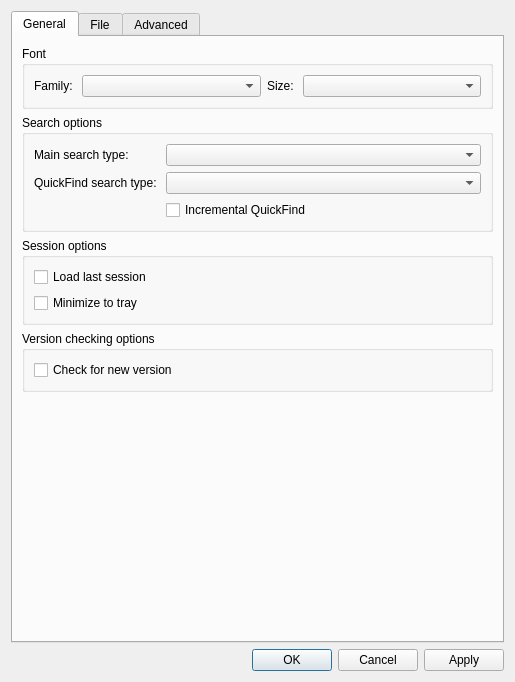
This is src/ui/include/optionsdialog.ui in nickbnf/glogg as Qt 5 draws it before an edit. The edited form follows.
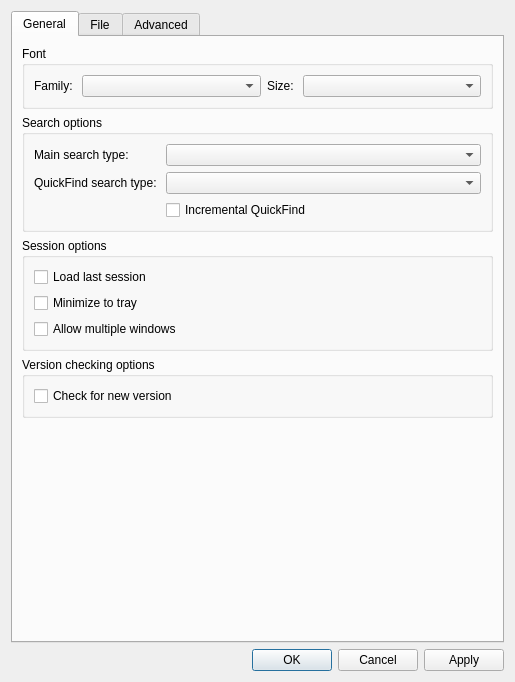
This is the edited form.

Commit message: Allow to enable multi window mode in ui

Patch:
```diff
--- a/src/ui/include/optionsdialog.ui
+++ b/src/ui/include/optionsdialog.ui
@@ -172,6 +172,13 @@
             </property>
            </widget>
           </item>
+          <item>
+           <widget class="QCheckBox" name="multipleWindowsCheckBox">
+            <property name="text">
+             <string>Allow multiple windows</string>
+            </property>
+           </widget>
+          </item>
          </layout>
         </widget>
        </item>
```
The commit also changes 1 other file.
